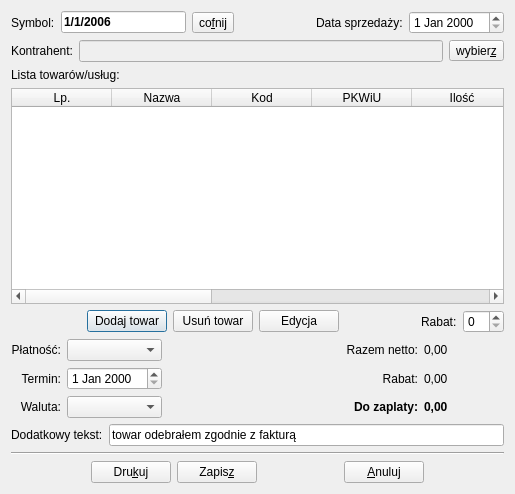
Old version of the form Faktura.ui in the repository juliagoda/qfaktury.
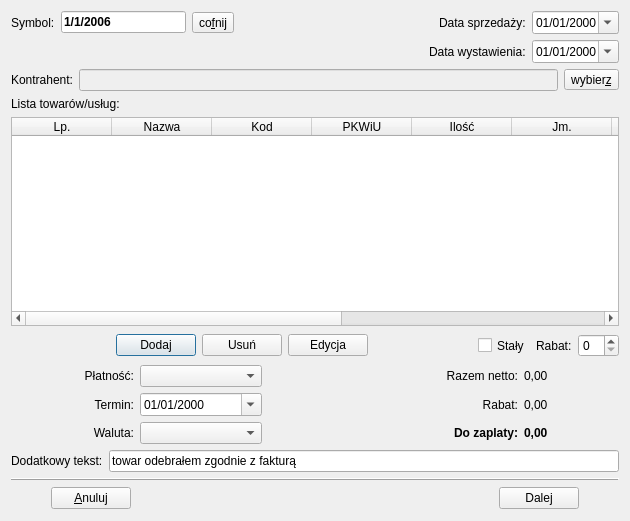
New version of the form.

What changed in the file:
```diff
--- a/Faktura.ui
+++ b/Faktura.ui
@@ -5,56 +5,15 @@
    <rect>
     <x>0</x>
     <y>0</y>
-    <width>515</width>
-    <height>494</height>
+    <width>630</width>
+    <height>521</height>
    </rect>
   </property>
   <property name="windowTitle" >
    <string>Faktura VAT</string>
   </property>
-  <layout class="QGridLayout" >
-   <item row="1" column="0" colspan="3" >
-    <layout class="QHBoxLayout" >
-     <item>
-      <layout class="QHBoxLayout" >
-       <item>
-        <widget class="QLabel" name="textLabel1" >
-         <property name="text" >
-          <string>Kontrahent:</string>
-         </property>
-         <property name="wordWrap" >
-          <bool>false</bool>
-         </property>
-        </widget>
-       </item>
-       <item>
-        <widget class="QLineEdit" name="kontrName" >
-         <property name="enabled" >
-          <bool>false</bool>
-         </property>
-         <property name="font" >
-          <font>
-           <weight>75</weight>
-           <bold>true</bold>
-          </font>
-         </property>
-        </widget>
-       </item>
-      </layout>
-     </item>
-     <item>
-      <widget class="QToolButton" name="kListGet" >
-       <property name="text" >
-        <string>wybier&amp;z</string>
-       </property>
-       <property name="shortcut" >
-        <string>Alt+Z</string>
-       </property>
-      </widget>
-     </item>
-    </layout>
-   </item>
-   <item row="0" column="0" colspan="3" >
+  <layout class="QVBoxLayout" name="verticalLayout_2" >
+   <item>
     <layout class="QHBoxLayout" >
      <item>
       <layout class="QHBoxLayout" >
@@ -130,18 +89,46 @@
        </item>
        <item>
         <widget class="QDateEdit" name="sellingDate" >
+         <property name="displayFormat" >
+          <string>dd/MM/yyyy</string>
+         </property>
+         <property name="calendarPopup" >
+          <bool>true</bool>
+         </property>
         </widget>
        </item>
       </layout>
      </item>
     </layout>
    </item>
-   <item row="2" column="0" colspan="3" >
-    <layout class="QVBoxLayout" >
+   <item>
+    <layout class="QHBoxLayout" name="horizontalLayout" >
      <item>
-      <widget class="QLabel" name="textLabel1_2" >
+      <spacer name="spacer8_3" >
+       <property name="orientation" >
+        <enum>Qt::Horizontal</enum>
+       </property>
+       <property name="sizeType" >
+        <enum>QSizePolicy::Expanding</enum>
+       </property>
+       <property name="sizeHint" stdset="0" >
+        <size>
+         <width>468</width>
+         <height>17</height>
+        </size>
+       </property>
+      </spacer>
+     </item>
+     <item>
+      <widget class="QLabel" name="textLabel3_2" >
+       <property name="sizePolicy" >
+        <sizepolicy vsizetype="Preferred" hsizetype="Preferred" >
+         <horstretch>0</horstretch>
+         <verstretch>0</verstretch>
+        </sizepolicy>
+       </property>
        <property name="text" >
-        <string>Lista towarów/usług:</string>
+        <string>Data wystawienia:</string>
        </property>
        <property name="wordWrap" >
         <bool>false</bool>
@@ -149,198 +136,134 @@
       </widget>
      </item>
      <item>
-      <widget class="QTableWidget" name="tableTow" >
-       <property name="selectionMode" >
-        <enum>QAbstractItemView::MultiSelection</enum>
+      <widget class="QDateEdit" name="productDate" >
+       <property name="displayFormat" >
+        <string>dd/MM/yyyy</string>
        </property>
-       <property name="rowCount" >
-        <number>0</number>
+       <property name="calendarPopup" >
+        <bool>true</bool>
        </property>
-       <property name="columnCount" >
-        <number>10</number>
-       </property>
-       <column>
-        <property name="text" >
-         <string>Lp.</string>
-        </property>
-       </column>
-       <column>
-        <property name="text" >
-         <string>Nazwa</string>
-        </property>
-       </column>
-       <column>
-        <property name="text" >
-         <string>Kod</string>
-        </property>
-       </column>
-       <column>
-        <property name="text" >
-         <string>PKWiU</string>
-        </property>
-       </column>
-       <column>
-        <property name="text" >
-         <string>Ilość</string>
-        </property>
-       </column>
-       <column>
-        <property name="text" >
-         <string>Jm.</string>
-        </property>
-       </column>
-       <column>
-        <property name="text" >
-         <string>Cena jn.</string>
-        </property>
-       </column>
-       <column>
-        <property name="text" >
-         <string>Netto</string>
-        </property>
-       </column>
-       <column>
-        <property name="text" >
-         <string>Vat</string>
-        </property>
-       </column>
-       <column>
-        <property name="text" >
-         <string>Brutto</string>
-        </property>
-       </column>
       </widget>
      </item>
-     <item>
-      <layout class="QHBoxLayout" >
-       <item>
-        <spacer>
-         <property name="orientation" >
-          <enum>Qt::Horizontal</enum>
-         </property>
-         <property name="sizeType" >
-          <enum>QSizePolicy::Expanding</enum>
-         </property>
-         <property name="sizeHint" >
-          <size>
-           <width>30</width>
-           <height>20</height>
-          </size>
-         </property>
-        </spacer>
-       </item>
-       <item>
-        <widget class="QPushButton" name="addTw" >
-         <property name="text" >
-          <string>Dodaj towar</string>
-         </property>
-        </widget>
-       </item>
-       <item>
-        <widget class="QPushButton" name="rmTow" >
-         <property name="text" >
-          <string>Usuń towar</string>
-         </property>
-        </widget>
-       </item>
-       <item>
-        <widget class="QPushButton" name="editTw" >
-         <property name="text" >
-          <string>Edycja</string>
-         </property>
-        </widget>
-       </item>
-       <item>
-        <spacer>
-         <property name="orientation" >
-          <enum>Qt::Horizontal</enum>
-         </property>
-         <property name="sizeType" >
-          <enum>QSizePolicy::Expanding</enum>
-         </property>
-         <property name="sizeHint" >
-          <size>
-           <width>40</width>
-           <height>20</height>
-          </size>
-         </property>
-        </spacer>
-       </item>
-       <item>
-        <layout class="QHBoxLayout" >
-         <item>
-          <widget class="QLabel" name="textLabel4" >
-           <property name="text" >
-            <string>Rabat:</string>
-           </property>
-           <property name="wordWrap" >
-            <bool>false</bool>
-           </property>
-          </widget>
-         </item>
-         <item>
-          <widget class="QSpinBox" name="rabatValue" />
-         </item>
-        </layout>
-       </item>
-      </layout>
-     </item>
     </layout>
    </item>
-   <item row="3" column="1" >
-    <spacer>
-     <property name="orientation" >
-      <enum>Qt::Horizontal</enum>
-     </property>
-     <property name="sizeType" >
-      <enum>QSizePolicy::Expanding</enum>
-     </property>
-     <property name="sizeHint" >
-      <size>
-       <width>16</width>
-       <height>20</height>
-      </size>
-     </property>
-    </spacer>
-   </item>
-   <item row="6" column="0" colspan="3" >
+   <item>
     <layout class="QHBoxLayout" >
      <item>
-      <spacer>
-       <property name="orientation" >
-        <enum>Qt::Horizontal</enum>
-       </property>
-       <property name="sizeType" >
-        <enum>QSizePolicy::Expanding</enum>
-       </property>
-       <property name="sizeHint" >
-        <size>
-         <width>21</width>
-         <height>20</height>
-        </size>
-       </property>
-      </spacer>
+      <layout class="QHBoxLayout" >
+       <item>
+        <widget class="QLabel" name="textLabel1" >
+         <property name="text" >
+          <string>Kontrahent:</string>
+         </property>
+         <property name="wordWrap" >
+          <bool>false</bool>
+         </property>
+        </widget>
+       </item>
+       <item>
+        <widget class="QLineEdit" name="kontrName" >
+         <property name="enabled" >
+          <bool>false</bool>
+         </property>
+         <property name="font" >
+          <font>
+           <weight>75</weight>
+           <bold>true</bold>
+          </font>
+         </property>
+        </widget>
+       </item>
+      </layout>
      </item>
      <item>
-      <widget class="QPushButton" name="printBtn" >
+      <widget class="QToolButton" name="kListGet" >
        <property name="text" >
-        <string>Dru&amp;kuj</string>
-       </property>
-       <property name="shortcut" >
-        <string>Alt+K</string>
-       </property>
-      </widget>
-     </item>
-     <item>
-      <widget class="QPushButton" name="saveBtn" >
-       <property name="text" >
-        <string>Zapis&amp;z</string>
+        <string>wybier&amp;z</string>
        </property>
        <property name="shortcut" >
         <string>Alt+Z</string>
        </property>
       </widget>
      </item>
+    </layout>
+   </item>
+   <item>
+    <widget class="QLabel" name="textLabel1_2" >
+     <property name="text" >
+      <string>Lista towarów/usług:</string>
+     </property>
+     <property name="wordWrap" >
+      <bool>false</bool>
+     </property>
+    </widget>
+   </item>
+   <item>
+    <widget class="QTableWidget" name="tableTow" >
+     <property name="selectionMode" >
+      <enum>QAbstractItemView::MultiSelection</enum>
+     </property>
+     <property name="rowCount" >
+      <number>0</number>
+     </property>
+     <property name="columnCount" >
+      <number>11</number>
+     </property>
+     <column>
+      <property name="text" >
+       <string>Lp.</string>
+      </property>
+     </column>
+     <column>
+      <property name="text" >
+       <string>Nazwa</string>
+      </property>
+     </column>
+     <column>
+      <property name="text" >
+       <string>Kod</string>
+      </property>
+     </column>
+     <column>
+      <property name="text" >
+       <string>PKWiU</string>
+      </property>
+     </column>
+     <column>
+      <property name="text" >
+       <string>Ilość</string>
+      </property>
+     </column>
+     <column>
+      <property name="text" >
+       <string>Jm.</string>
+      </property>
+     </column>
+     <column>
+      <property name="text" >
+       <string>Cena jn.</string>
+      </property>
+     </column>
+     <column>
+      <property name="text" >
+       <string>Netto</string>
+      </property>
+     </column>
+     <column>
+      <property name="text" >
+       <string>Vat</string>
+      </property>
+     </column>
+     <column>
+      <property name="text" >
+       <string>Brutto</string>
+      </property>
+     </column>
+     <column/>
+    </widget>
+   </item>
+   <item>
+    <layout class="QHBoxLayout" name="horizontalLayout_2" >
      <item>
       <spacer>
        <property name="orientation" >
@@ -349,24 +272,35 @@
        <property name="sizeType" >
         <enum>QSizePolicy::Expanding</enum>
        </property>
-       <property name="sizeHint" >
+       <property name="sizeHint" stdset="0" >
         <size>
-         <width>20</width>
+         <width>30</width>
          <height>20</height>
         </size>
        </property>
       </spacer>
      </item>
      <item>
-      <widget class="QPushButton" name="cancelbtn" >
+      <widget class="QPushButton" name="addTw" >
        <property name="text" >
-        <string>&amp;Anuluj</string>
+        <string>Dodaj</string>
        </property>
-       <property name="shortcut" >
-        <string>Alt+A</string>
+      </widget>
+     </item>
+     <item>
+      <widget class="QPushButton" name="rmTow" >
+       <property name="text" >
+        <string>Usuń</string>
        </property>
       </widget>
      </item>
+     <item>
+      <widget class="QPushButton" name="editTw" >
+       <property name="text" >
+        <string>Edycja</string>
+       </property>
+      </widget>
+     </item>
      <item>
       <spacer>
        <property name="orientation" >
@@ -375,27 +309,270 @@
        <property name="sizeType" >
         <enum>QSizePolicy::Expanding</enum>
        </property>
-       <property name="sizeHint" >
+       <property name="sizeHint" stdset="0" >
         <size>
-         <width>20</width>
+         <width>40</width>
          <height>20</height>
         </size>
        </property>
       </spacer>
      </item>
+     <item>
+      <widget class="QCheckBox" name="constRab" >
+       <property name="minimumSize" >
+        <size>
+         <width>0</width>
+         <height>27</height>
+        </size>
+       </property>
+       <property name="text" >
+        <string>Stały</string>
+       </property>
+      </widget>
+     </item>
+     <item>
+      <widget class="QLabel" name="textLabel4" >
+       <property name="text" >
+        <string>Rabat:</string>
+       </property>
+       <property name="wordWrap" >
+        <bool>false</bool>
+       </property>
+      </widget>
+     </item>
+     <item>
+      <widget class="QSpinBox" name="rabatValue" />
+     </item>
     </layout>
    </item>
-   <item row="5" column="0" colspan="3" >
-    <widget class="Line" name="line1" >
-     <property name="frameShape" >
-      <enum>QFrame::HLine</enum>
-     </property>
-     <property name="frameShadow" >
-      <enum>QFrame::Sunken</enum>
-     </property>
-    </widget>
+   <item>
+    <layout class="QHBoxLayout" name="horizontalLayout_3" >
+     <item>
+      <layout class="QHBoxLayout" >
+       <item>
+        <layout class="QVBoxLayout" >
+         <item>
+          <widget class="QLabel" name="textLabel5" >
+           <property name="text" >
+            <string>Płatność:</string>
+           </property>
+           <property name="alignment" >
+            <set>Qt::AlignRight|Qt::AlignTrailing|Qt::AlignVCenter</set>
+           </property>
+           <property name="wordWrap" >
+            <bool>false</bool>
+           </property>
+          </widget>
+         </item>
+         <item>
+          <widget class="QLabel" name="textLabel6" >
+           <property name="text" >
+            <string>Termin:</string>
+           </property>
+           <property name="alignment" >
+            <set>Qt::AlignRight|Qt::AlignTrailing|Qt::AlignVCenter</set>
+           </property>
+           <property name="wordWrap" >
+            <bool>true</bool>
+           </property>
+          </widget>
+         </item>
+         <item>
+          <widget class="QLabel" name="textLabel2_3" >
+           <property name="text" >
+            <string>Waluta:</string>
+           </property>
+           <property name="alignment" >
+            <set>Qt::AlignRight|Qt::AlignTrailing|Qt::AlignVCenter</set>
+           </property>
+           <property name="wordWrap" >
+            <bool>false</bool>
+           </property>
+          </widget>
+         </item>
+        </layout>
+       </item>
+       <item>
+        <layout class="QVBoxLayout" >
+         <item>
+          <widget class="QComboBox" name="platCombo" />
+         </item>
+         <item>
+          <widget class="QDateEdit" name="liabDate" >
+           <property name="displayFormat" >
+            <string>dd/MM/yyyy</string>
+           </property>
+           <property name="calendarPopup" >
+            <bool>true</bool>
+           </property>
+          </widget>
+         </item>
+         <item>
+          <widget class="QComboBox" name="currCombo" >
+           <property name="minimumSize" >
+            <size>
+             <width>80</width>
+             <height>0</height>
+            </size>
+           </property>
+          </widget>
+         </item>
+        </layout>
+       </item>
+      </layout>
+     </item>
+     <item>
+      <spacer>
+       <property name="orientation" >
+        <enum>Qt::Horizontal</enum>
+       </property>
+       <property name="sizeType" >
+        <enum>QSizePolicy::Maximum</enum>
+       </property>
+       <property name="sizeHint" stdset="0" >
+        <size>
+         <width>100</width>
+         <height>20</height>
+        </size>
+       </property>
+      </spacer>
+     </item>
+     <item>
+      <layout class="QVBoxLayout" >
+       <item>
+        <layout class="QHBoxLayout" >
+         <item>
+          <layout class="QVBoxLayout" >
+           <item>
+            <widget class="QLabel" name="textLabel2" >
+             <property name="minimumSize" >
+              <size>
+               <width>150</width>
+               <height>0</height>
+              </size>
+             </property>
+             <property name="text" >
+              <string>Razem netto:</string>
+             </property>
+             <property name="alignment" >
+              <set>Qt::AlignRight|Qt::AlignTrailing|Qt::AlignVCenter</set>
+             </property>
+             <property name="wordWrap" >
+              <bool>false</bool>
+             </property>
+            </widget>
+           </item>
+           <item>
+            <widget class="QLabel" name="textLabel2_2_2" >
+             <property name="minimumSize" >
+              <size>
+               <width>150</width>
+               <height>0</height>
+              </size>
+             </property>
+             <property name="text" >
+              <string>Rabat:</string>
+             </property>
+             <property name="alignment" >
+              <set>Qt::AlignRight|Qt::AlignTrailing|Qt::AlignVCenter</set>
+             </property>
+             <property name="wordWrap" >
+              <bool>false</bool>
+             </property>
+            </widget>
+           </item>
+           <item>
+            <widget class="QLabel" name="textLabel2_2" >
+             <property name="minimumSize" >
+              <size>
+               <width>150</width>
+               <height>0</height>
+              </size>
+             </property>
+             <property name="font" >
+              <font>
+               <weight>75</weight>
+               <bold>true</bold>
+              </font>
+             </property>
+             <property name="text" >
+              <string>Do zaplaty:</string>
+             </property>
+             <property name="alignment" >
+              <set>Qt::AlignRight|Qt::AlignTrailing|Qt::AlignVCenter</set>
+             </property>
+             <property name="wordWrap" >
+              <bool>false</bool>
+             </property>
+            </widget>
+           </item>
+          </layout>
+         </item>
+         <item>
+          <layout class="QVBoxLayout" >
+           <item>
+            <widget class="QLabel" name="snetto" >
+             <property name="minimumSize" >
+              <size>
+               <width>80</width>
+               <height>0</height>
+              </size>
+             </property>
+             <property name="text" >
+              <string>0,00</string>
+             </property>
+             <property name="wordWrap" >
+              <bool>false</bool>
+             </property>
+            </widget>
+           </item>
+           <item>
+            <widget class="QLabel" name="sRabat" >
+             <property name="minimumSize" >
+              <size>
+               <width>80</width>
+               <height>0</height>
+              </size>
+             </property>
+             <property name="text" >
+              <string>0,00</string>
+             </property>
+             <property name="wordWrap" >
+              <bool>false</bool>
+             </property>
+            </widget>
+           </item>
+           <item>
+            <widget class="QLabel" name="sbrutto" >
+             <property name="minimumSize" >
+              <size>
+               <width>80</width>
+               <height>0</height>
+              </size>
+             </property>
+             <property name="font" >
+              <font>
+               <weight>75</weight>
+               <bold>true</bold>
+              </font>
+             </property>
+             <property name="text" >
+              <string>0,00</string>
+             </property>
+             <property name="wordWrap" >
+              <bool>false</bool>
+             </property>
+            </widget>
+           </item>
+          </layout>
+         </item>
+        </layout>
+       </item>
+      </layout>
+     </item>
+    </layout>
    </item>
-   <item row="4" column="0" colspan="3" >
+   <item>
     <layout class="QHBoxLayout" >
      <item>
       <widget class="QLabel" name="textLabel7" >
@@ -416,201 +593,87 @@
      </item>
     </layout>
    </item>
-   <item row="3" column="2" >
-    <layout class="QVBoxLayout" >
+   <item>
+    <layout class="QVBoxLayout" name="verticalLayout" >
      <item>
-      <layout class="QHBoxLayout" >
-       <item>
-        <layout class="QVBoxLayout" >
-         <item>
-          <widget class="QLabel" name="textLabel2" >
-           <property name="minimumSize" >
-            <size>
-             <width>150</width>
-             <height>0</height>
-            </size>
-           </property>
-           <property name="text" >
-            <string>Razem netto:</string>
-           </property>
-           <property name="alignment" >
-            <set>Qt::AlignRight|Qt::AlignTrailing|Qt::AlignVCenter</set>
-           </property>
-           <property name="wordWrap" >
-            <bool>false</bool>
-           </property>
-          </widget>
-         </item>
-         <item>
-          <widget class="QLabel" name="textLabel2_2_2" >
-           <property name="minimumSize" >
-            <size>
-             <width>150</width>
-             <height>0</height>
-            </size>
-           </property>
-           <property name="text" >
-            <string>Rabat:</string>
-           </property>
-           <property name="alignment" >
-            <set>Qt::AlignRight|Qt::AlignTrailing|Qt::AlignVCenter</set>
-           </property>
-           <property name="wordWrap" >
-            <bool>false</bool>
-           </property>
-          </widget>
-         </item>
-         <item>
-          <widget class="QLabel" name="textLabel2_2" >
-           <property name="minimumSize" >
-            <size>
-             <width>150</width>
-             <height>0</height>
-            </size>
-           </property>
-           <property name="font" >
-            <font>
-             <weight>75</weight>
-             <bold>true</bold>
-            </font>
-           </property>
-           <property name="text" >
-            <string>Do zaplaty:</string>
-           </property>
-           <property name="alignment" >
-            <set>Qt::AlignRight|Qt::AlignTrailing|Qt::AlignVCenter</set>
-           </property>
-           <property name="wordWrap" >
-            <bool>false</bool>
-           </property>
-          </widget>
-         </item>
-        </layout>
-       </item>
-       <item>
-        <layout class="QVBoxLayout" >
-         <item>
-          <widget class="QLabel" name="snetto" >
-           <property name="minimumSize" >
-            <size>
-             <width>80</width>
-             <height>0</height>
-            </size>
-           </property>
-           <property name="text" >
-            <string>0,00</string>
-           </property>
-           <property name="wordWrap" >
-            <bool>false</bool>
-           </property>
-          </widget>
-         </item>
-         <item>
-          <widget class="QLabel" name="sRabat" >
-           <property name="minimumSize" >
-            <size>
-             <width>80</width>
-             <height>0</height>
-            </size>
-           </property>
-           <property name="text" >
-            <string>0,00</string>
-           </property>
-           <property name="wordWrap" >
-            <bool>false</bool>
-           </property>
-          </widget>
-         </item>
-         <item>
-          <widget class="QLabel" name="sbrutto" >
-           <property name="minimumSize" >
-            <size>
-             <width>80</width>
-             <height>0</height>
-            </size>
-           </property>
-           <property name="font" >
-            <font>
-             <weight>75</weight>
-             <bold>true</bold>
-            </font>
-           </property>
-           <property name="text" >
-            <string>0,00</string>
-           </property>
-           <property name="wordWrap" >
-            <bool>false</bool>
-           </property>
-          </widget>
-         </item>
-        </layout>
-       </item>
-      </layout>
+      <widget class="QFrame" name="frame" >
+       <property name="frameShape" >
+        <enum>QFrame::HLine</enum>
+       </property>
+       <property name="frameShadow" >
+        <enum>QFrame::Raised</enum>
+       </property>
+      </widget>
      </item>
-    </layout>
-   </item>
-   <item row="3" column="0" >
-    <layout class="QHBoxLayout" >
      <item>
-      <layout class="QVBoxLayout" >
+      <layout class="QHBoxLayout" name="horizontalLayout_4" >
        <item>
-        <widget class="QLabel" name="textLabel5" >
-         <property name="text" >
-          <string>Płatność:</string>
+        <spacer name="spacer6" >
+         <property name="orientation" >
+          <enum>Qt::Horizontal</enum>
          </property>
-         <property name="alignment" >
-          <set>Qt::AlignRight|Qt::AlignTrailing|Qt::AlignVCenter</set>
+         <property name="sizeType" >
+          <enum>QSizePolicy::Minimum</enum>
          </property>
-         <property name="wordWrap" >
-          <bool>false</bool>
+         <property name="sizeHint" stdset="0" >
+          <size>
+           <width>40</width>
+           <height>20</height>
+          </size>
          </property>
-        </widget>
+        </spacer>
        </item>
        <item>
-        <widget class="QLabel" name="textLabel6" >
+        <widget class="QPushButton" name="cancelbtn" >
          <property name="text" >
-          <string>Termin:</string>
+          <string>&amp;Anuluj</string>
          </property>
-         <property name="alignment" >
-          <set>Qt::AlignRight|Qt::AlignTrailing|Qt::AlignVCenter</set>
+         <property name="shortcut" >
+          <string>Alt+A</string>
          </property>
-         <property name="wordWrap" >
-          <bool>true</bool>
-         </property>
         </widget>
        </item>
        <item>
-        <widget class="QLabel" name="textLabel2_3" >
-         <property name="text" >
-          <string>Waluta:</string>
+        <spacer name="spacer4" >
+         <property name="orientation" >
+          <enum>Qt::Horizontal</enum>
          </property>
-         <property name="alignment" >
-          <set>Qt::AlignRight|Qt::AlignTrailing|Qt::AlignVCenter</set>
+         <property name="sizeType" >
+          <enum>QSizePolicy::Expanding</enum>
          </property>
-         <property name="wordWrap" >
-          <bool>false</bool>
+         <property name="sizeHint" stdset="0" >
+          <size>
+           <width>288</width>
+           <height>23</height>
+          </size>
          </property>
-        </widget>
+        </spacer>
        </item>
-      </layout>
-     </item>
-     <item>
-      <layout class="QVBoxLayout" >
        <item>
-        <widget class="QComboBox" name="platCombo" />
+        <widget class="QPushButton" name="printBtn" >
+         <property name="text" >
+          <string>Dalej</string>
+         </property>
+         <property name="shortcut" >
+          <string/>
+         </property>
+        </widget>
        </item>
        <item>
-        <widget class="QDateEdit" name="liabDate" />
-       </item>
-       <item>
-        <widget class="QComboBox" name="currCombo" >
-         <property name="minimumSize" >
+        <spacer name="spacer5" >
+         <property name="orientation" >
+          <enum>Qt::Horizontal</enum>
+         </property>
+         <property name="sizeType" >
+          <enum>QSizePolicy::Minimum</enum>
+         </property>
+         <property name="sizeHint" stdset="0" >
           <size>
-           <width>80</width>
-           <height>0</height>
+           <width>40</width>
+           <height>20</height>
           </size>
          </property>
-        </widget>
+        </spacer>
        </item>
       </layout>
      </item>
```
Left out of the diff: 169 changed lines with no effect on the pictures.
